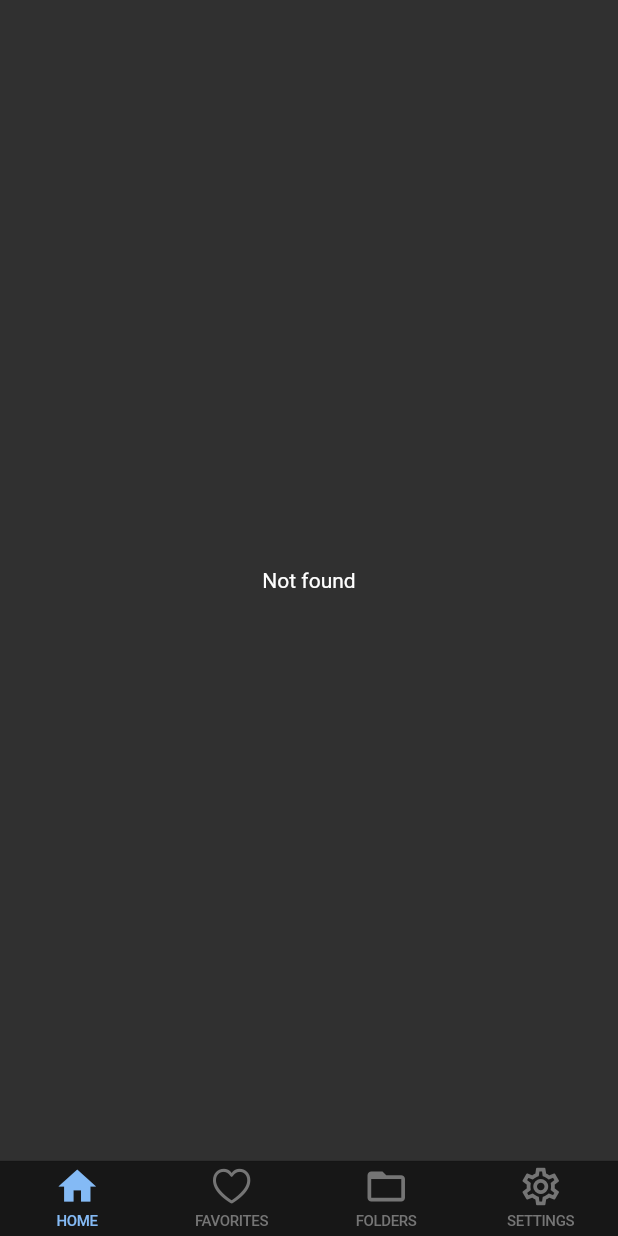
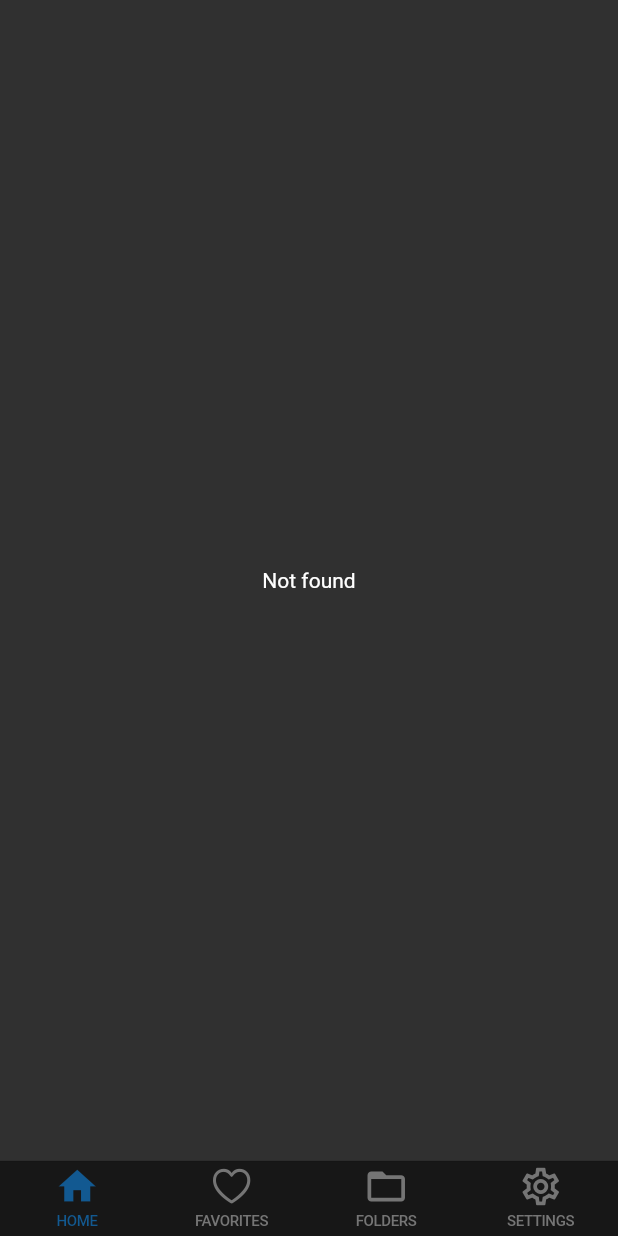
Before and after one commit to MA-SOSE2023/WallAt, a Flutter app: the screen it shows after launch, on a phone screen of 412 x 824 dp. Run offline on Flutter 3.47's test engine with Material 2 defaults, Android fonts, the phone set to English and light mode, and no system bars; our stand-ins replace beamer, flutter_carousel_widget, flutter_riverpod, freezed_annotation, photo_view, timezone; missing offline and left inert: cunning_document_scanner, device_calendar, social_share.

Commit message:
#10 - add theme to bottom navigator + camera button on home screen

```diff
--- a/lib/common/custom_widgets/bottom_nav_bar/bottom_nav_bar_view.dart
+++ b/lib/common/custom_widgets/bottom_nav_bar/bottom_nav_bar_view.dart
@@ -41,6 +41,7 @@ class CustomBottomNavBar extends ConsumerStatefulWidget {
 
 class _CustomBottomNavBarState extends ConsumerState<CustomBottomNavBar> {
   late final BeamerDelegate _beamerDelegate;
+  Color? accentColor;
 
   void _setStateListener() => setState(() {});
 
@@ -53,6 +54,13 @@ class _CustomBottomNavBarState extends ConsumerState<CustomBottomNavBar> {
 
   @override
   Widget build(BuildContext context) {
+    return LayoutBuilder(
+      builder: (context, constraints) {
+        if (accentColor == null) {
+          final CupertinoThemeData theme = CupertinoTheme.of(context);
+          accentColor = theme.primaryContrastingColor;
+        }
+
         CustomBottomNavBarModel state =
             ref.watch(Providers.customBottomNavBarControllerProvider);
         CustomBottomNavBarController controller =
@@ -63,6 +71,9 @@ class _CustomBottomNavBarState extends ConsumerState<CustomBottomNavBar> {
           onTap: (index) => controller.goToOtherPage(index, context, ref),
           currentIndex: state.currentIndex,
           items: controller.getNavBarItems(),
+          activeColor: accentColor,
+        );
+      },
     );
   }
 
--- a/lib/common/theme.dart
+++ b/lib/common/theme.dart
@@ -1,8 +1,10 @@
 import 'package:flutter/cupertino.dart';
 
 class AppColors {
-  static const Color primaryColor = Color(0xFF84BAF5);
-  static const Color accentColor = Color(0xFF125991);
+  static const Color primaryColor       = Color(0xFF84BAF5);
+  static const Color accentColor        = Color(0xFF125991);
+  static const Color scaffoldColorDark  = Color(0xFF424549);
+  static const Color scaffoldColorLight = Color(0xFFEEEEEF);
 }
 
 class AppCupertinoTheme {
--- a/lib/pages/home/home_view.dart
+++ b/lib/pages/home/home_view.dart
@@ -29,8 +29,8 @@ class HomeScreen extends ConsumerWidget {
       floatingActionButton: Padding(
         padding: const EdgeInsets.only(right: 10.0, bottom: 15.0),
         child: FloatingActionButton(
-          foregroundColor: CupertinoTheme.of(context).primaryContrastingColor,
-          backgroundColor: CupertinoTheme.of(context).primaryColor,
+          foregroundColor: CupertinoDynamicColor.resolve(CupertinoTheme.of(context).scaffoldBackgroundColor, context),
+          backgroundColor: CupertinoDynamicColor.resolve(CupertinoTheme.of(context).primaryContrastingColor, context),
           onPressed: () => ref
               .read(Providers.takePictureControllerProvider.notifier)
               .takePicture(),
@@ -61,7 +61,7 @@ class HomeScreen extends ConsumerWidget {
                     showIndicator: true,
                     slideIndicator: CircularWaveSlideIndicator(
                       currentIndicatorColor: CupertinoDynamicColor.resolve(
-                          CupertinoColors.activeBlue, context),
+                          CupertinoTheme.of(context).primaryContrastingColor, context),
                       indicatorBackgroundColor: CupertinoDynamicColor.resolve(
                           CupertinoColors.systemGrey3, context),
                     ),
```
Lines whose indentation alone changed are shown as unchanged.
